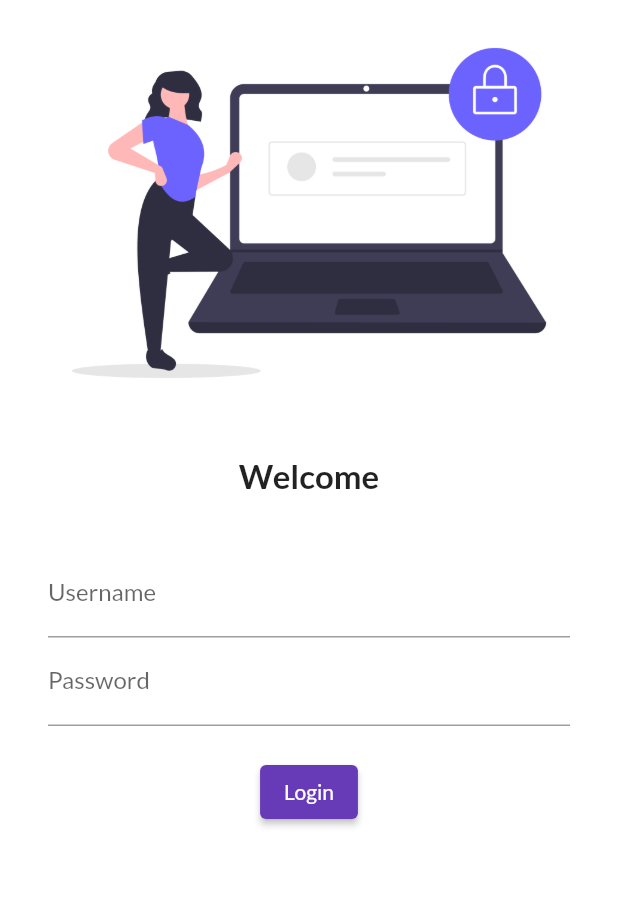
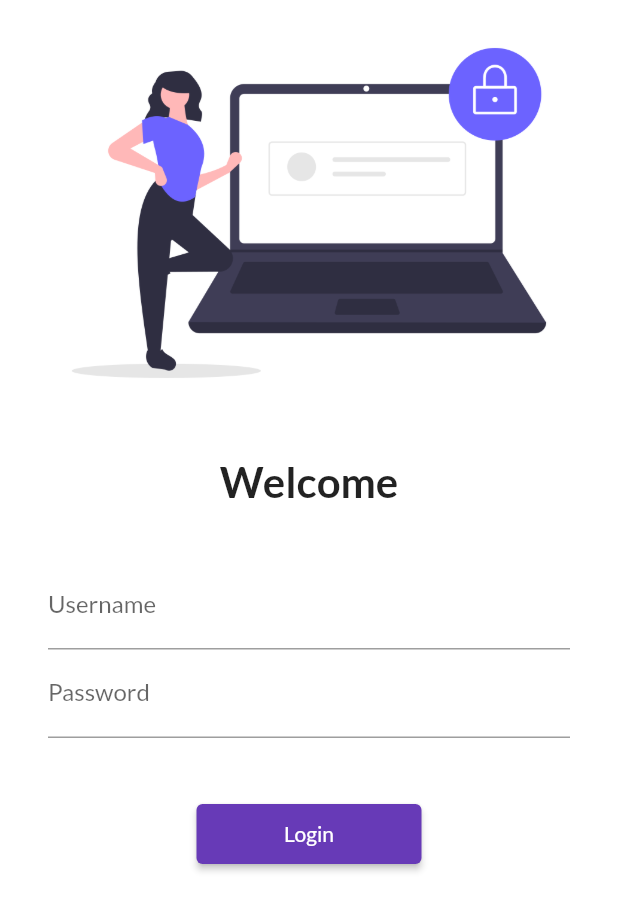
Before and after one commit to ahmedhakim0011/30DaysOFFlutter, a Flutter app: the screen it shows after launch, on a phone screen of 412 x 824 dp. Shown: the top 911 px of the screen. Run offline on Flutter 3.47's test engine with Material 2 defaults, Android fonts, the phone set to English and light mode, and no system bars; our stand-ins replace google_fonts.

Commit message:
day 5 coompleted

```diff
--- a/lib/main.dart
+++ b/lib/main.dart
@@ -1,6 +1,7 @@
 import 'package:flutter/material.dart';
 import 'package:flutter_catlog/pages/home_page.dart';
 import 'package:flutter_catlog/pages/login_page.dart';
+import 'package:flutter_catlog/utils/routes.dart';
 import 'package:google_fonts/google_fonts.dart';
 
 void main() {
@@ -21,8 +22,8 @@ class MyApp extends StatelessWidget {
       ),
       routes: {
         "/": (context) => LoginPage(),
-        "/home": (context) => HomePage(),
-        "/login": (context) => LoginPage(),
+        MyRoutes.homeRoute: (context) => HomePage(),
+        MyRoutes.loginRoute: (context) => LoginPage(),
       },
     );
   }
--- a/lib/pages/login_page.dart
+++ b/lib/pages/login_page.dart
@@ -1,10 +1,12 @@
 import 'package:flutter/material.dart';
+import 'package:flutter_catlog/utils/routes.dart';
 
 class LoginPage extends StatelessWidget {
   @override
   Widget build(BuildContext context) {
     return Material(
       color: Colors.white,
+      child: SingleChildScrollView(
         child: Column(
           children: <Widget>[
             Image.asset(
@@ -17,7 +19,7 @@ class LoginPage extends StatelessWidget {
             Text(
               "Welcome",
               style: TextStyle(
-              fontSize: 22,
+                fontSize: 28,
                 fontWeight: FontWeight.bold,
               ),
             ),
@@ -42,20 +44,25 @@ class LoginPage extends StatelessWidget {
                     ),
                   ),
                   SizedBox(
-                  height: 20,
+                    height: 40,
                   ),
                   ElevatedButton(
-                  onPressed: () {},
+                    onPressed: () {
+                      Navigator.pushNamed(context, MyRoutes.homeRoute);
+                    },
                     child: Text(
                       "Login",
                     ),
-                  style: TextButton.styleFrom(),
+                    style: TextButton.styleFrom(
+                      minimumSize: Size(150, 40),
+                    ),
                   )
                 ],
               ),
             ),
           ],
         ),
+      ),
     );
   }
 }
--- /dev/null
+++ b/lib/utils/routes.dart
@@ -0,0 +1,5 @@
+class MyRoutes {
+  static String loginRoute =
+      "/login"; //jis ka object aik bar ban sakta hai , isko bar bar initialize karny ki zaroorat nahi parti , bina object banaye access kar saktay hian , static variables ko
+  static String homeRoute = "/home";
+}
```
Lines whose indentation alone changed are shown as unchanged.
